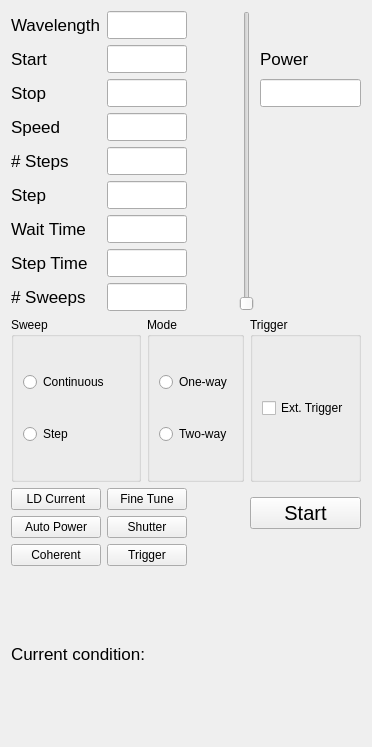
Old version of the form pharos/view/GUI/QtCreator/LaserWidget/laserwidget.ui in the repository uetke/UUPharosController.
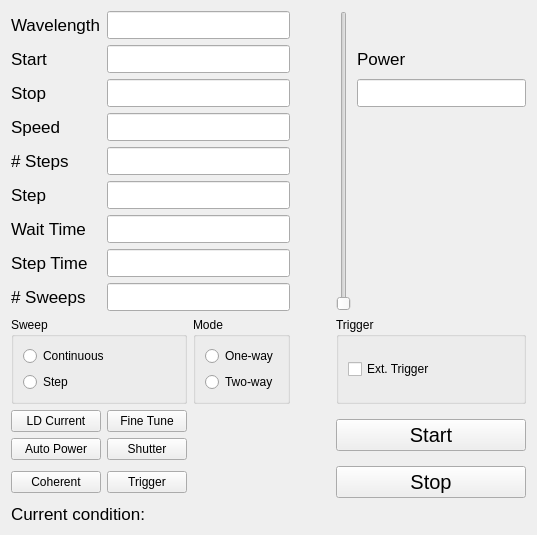
New version of the form.

```diff
--- a/pharos/view/GUI/QtCreator/LaserWidget/laserwidget.ui
+++ b/pharos/view/GUI/QtCreator/LaserWidget/laserwidget.ui
@@ -6,8 +6,8 @@
    <rect>
     <x>0</x>
     <y>0</y>
-    <width>372</width>
-    <height>747</height>
+    <width>537</width>
+    <height>503</height>
    </rect>
   </property>
   <property name="windowTitle">
@@ -38,13 +38,6 @@
      </property>
     </widget>
    </item>
-   <item row="0" column="4" rowspan="9" colspan="2">
-    <widget class="QSlider" name="verticalSlider">
-     <property name="orientation">
-      <enum>Qt::Vertical</enum>
-     </property>
-    </widget>
-   </item>
    <item row="1" column="0">
     <widget class="QLabel" name="label_2">
      <property name="font">
@@ -69,7 +62,7 @@
      </property>
     </widget>
    </item>
-   <item row="1" column="6">
+   <item row="1" column="5">
     <widget class="QLabel" name="label_7">
      <property name="font">
       <font>
@@ -108,8 +101,8 @@
      </property>
     </widget>
    </item>
-   <item row="2" column="6">
-    <widget class="QLineEdit" name="lineEdit">
+   <item row="2" column="5">
+    <widget class="QLineEdit" name="power_line">
      <property name="font">
       <font>
        <pointsize>13</pointsize>
@@ -303,7 +296,7 @@
      </layout>
     </widget>
    </item>
-   <item row="9" column="2" colspan="3">
+   <item row="9" column="2">
     <widget class="QGroupBox" name="groupBox_2">
      <property name="title">
       <string>Mode</string>
@@ -326,7 +319,7 @@
      </layout>
     </widget>
    </item>
-   <item row="9" column="5" colspan="2">
+   <item row="9" column="4" colspan="2">
     <widget class="QGroupBox" name="groupBox_3">
      <property name="title">
       <string>Trigger</string>
@@ -349,15 +342,15 @@
      </property>
     </widget>
    </item>
-   <item row="10" column="1" colspan="2">
-    <widget class="QPushButton" name="pushButton_2">
+   <item row="10" column="1">
+    <widget class="QPushButton" name="fine_tune_button">
      <property name="text">
       <string>Fine Tune</string>
      </property>
     </widget>
    </item>
-   <item row="10" column="5" rowspan="2" colspan="2">
-    <widget class="QPushButton" name="pushButton_5">
+   <item row="10" column="4" rowspan="2" colspan="2">
+    <widget class="QPushButton" name="start_button">
      <property name="font">
       <font>
        <pointsize>15</pointsize>
@@ -375,8 +368,8 @@
      </property>
     </widget>
    </item>
-   <item row="11" column="1" colspan="2">
-    <widget class="QPushButton" name="pushButton_4">
+   <item row="11" column="1">
+    <widget class="QPushButton" name="shutter_button">
      <property name="text">
       <string>Shutter</string>
      </property>
@@ -389,15 +382,27 @@
      </property>
     </widget>
    </item>
-   <item row="12" column="1" colspan="2">
-    <widget class="QPushButton" name="pushButton_7">
+   <item row="12" column="1">
+    <widget class="QPushButton" name="trigger_output_button">
      <property name="text">
       <string>Trigger</string>
      </property>
     </widget>
    </item>
-   <item row="13" column="0" colspan="3">
-    <widget class="QLabel" name="label_5">
+   <item row="12" column="4" colspan="2">
+    <widget class="QPushButton" name="stop_button">
+     <property name="font">
+      <font>
+       <pointsize>15</pointsize>
+      </font>
+     </property>
+     <property name="text">
+      <string>Stop</string>
+     </property>
+    </widget>
+   </item>
+   <item row="13" column="0" colspan="2">
+    <widget class="QLabel" name="condition_label">
      <property name="font">
       <font>
        <pointsize>13</pointsize>
@@ -408,6 +413,19 @@
      </property>
     </widget>
    </item>
+   <item row="0" column="4" rowspan="9">
+    <widget class="QSlider" name="power_slider">
+     <property name="minimum">
+      <number>1</number>
+     </property>
+     <property name="maximum">
+      <number>10000</number>
+     </property>
+     <property name="orientation">
+      <enum>Qt::Vertical</enum>
+     </property>
+    </widget>
+   </item>
   </layout>
  </widget>
  <tabstops>
```
Left out of the diff: 87 changed lines with no effect on the pictures.
